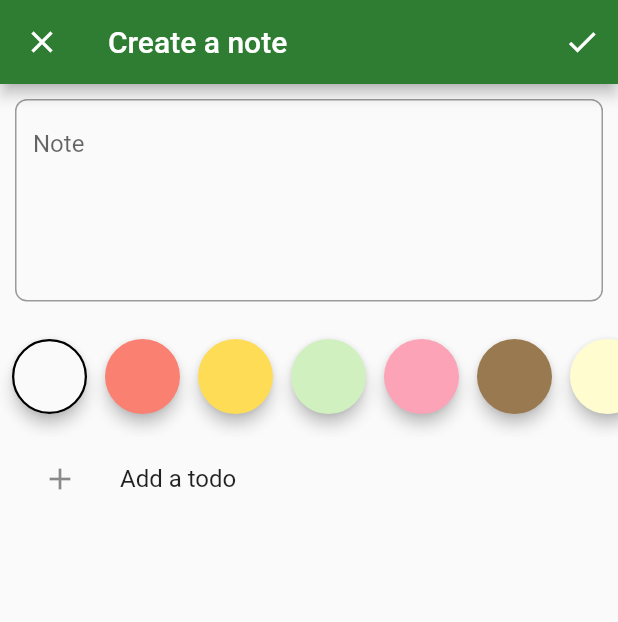
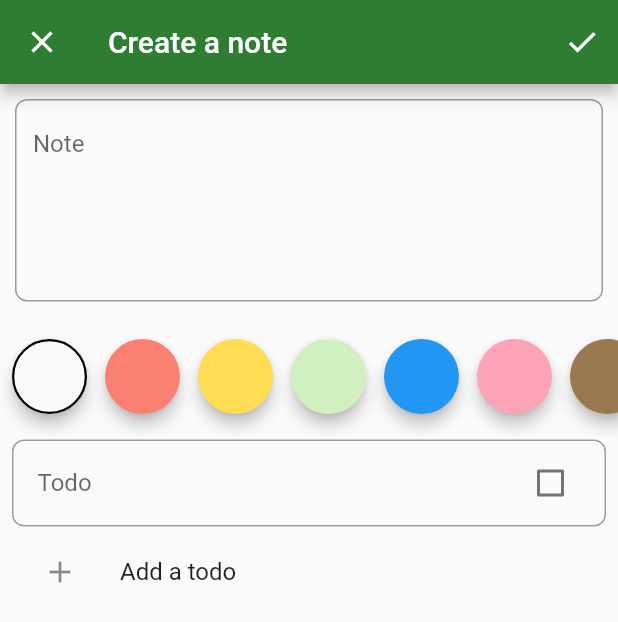
Before and after one commit to dupr0n/todo_firebase_ddd, a Flutter app: the NoteFormPage screen opened by its route, after a tap on "Add a todo", on a phone screen of 412 x 824 dp. Shown: the top 622 px of the screen. Run offline on Flutter 3.47's test engine with Material 2 defaults, Android fonts, the phone set to English and light mode, and no system bars; drawn by our look-alikes of flutter_slidable; our stand-ins replace auto_route, bloc, cloud_firestore, dartz, firebase_auth, firebase_core and 9 more; accounts and stored records are empty; generated files the repository leaves out were written again.

Commit message:
Added list tile for todos and made it slidable for deletion

```diff
--- /dev/null
+++ b/build.yaml
@@ -0,0 +1,6 @@
+targets:
+  $default:
+    builders:
+      json_serializable:
+        options:
+          explicit_to_json: true
--- a/lib/domain/notes/value_objects.dart
+++ b/lib/domain/notes/value_objects.dart
@@ -53,8 +53,10 @@ class NoteColor extends ValueObject<Color> {
     Color(0xfffa8072), // salmon
     Color(0xfffedc56), // mustard
     Color(0xffd0f0c0), // tea
+    Color(0xff2196f3), // sea
     Color(0xfffca3b7), // flamingo
     Color(0xff997950), // tortilla
+    Color(0xff9c27b0), // jello
     Color(0xfffffdd0), // cream
   ];
 
--- a/lib/presentation/core/app_widget.dart
+++ b/lib/presentation/core/app_widget.dart
@@ -4,7 +4,7 @@ import 'package:flutter_bloc/flutter_bloc.dart';
 
 import '../../application/auth/auth_bloc.dart';
 import '../../injection.dart';
-import '../routes/router.gr.dart';
+import '../routes/router.gr.dart' as rte;
 
 class AppWidget extends StatelessWidget {
   @override
@@ -18,9 +18,7 @@ class AppWidget extends StatelessWidget {
       child: MaterialApp(
         title: 'Notes',
         debugShowCheckedModeBanner: false,
-        builder: ExtendedNavigator(
-          router: Router(),
-        ),
+        builder: ExtendedNavigator.builder(router: rte.Router()),
         theme: ThemeData.light().copyWith(
           primaryColor: Colors.green[800],
           accentColor: Colors.blueAccent,
--- a/lib/presentation/notes/note_form/note_form_page.dart
+++ b/lib/presentation/notes/note_form/note_form_page.dart
@@ -4,6 +4,7 @@ import 'package:flushbar/flushbar_helper.dart';
 import 'package:flutter/material.dart';
 import 'package:flutter_bloc/flutter_bloc.dart';
 import 'package:provider/provider.dart';
+import 'package:todo_firebase_ddd/presentation/notes/note_form/widgets/todo_list_widget.dart';
 
 import '../../../application/notes/note_form/note_form_bloc.dart';
 import '../../../domain/notes/note.dart';
@@ -127,12 +128,13 @@ class NoteFormPageScaffold extends StatelessWidget {
           return ChangeNotifierProvider(
             create: (_) => FormTodos(),
             child: Form(
-              autovalidate: state.showErrorMessages,
+              autovalidateMode: AutovalidateMode.onUserInteraction,
               child: SingleChildScrollView(
                 child: Column(
                   children: const [
                     BodyField(),
                     ColorField(),
+                    TodoList(),
                     AddTodoTile(),
                   ],
                 ),
--- a/lib/presentation/notes/note_form/widgets/color_field_widget.dart
+++ b/lib/presentation/notes/note_form/widgets/color_field_widget.dart
@@ -31,7 +31,7 @@ class ColorField extends StatelessWidget {
                     (_) => const BorderSide(width: 10),
                     (color) => color == itemColor ? const BorderSide(width: 1.5) : BorderSide.none,
                   )),
-                  child: Container(
+                  child: const SizedBox(
                     width: 50,
                     height: 50,
                   ),
--- /dev/null
+++ b/lib/presentation/notes/note_form/widgets/todo_list_widget.dart
@@ -0,0 +1,119 @@
+import 'package:flushbar/flushbar_helper.dart';
+import 'package:flutter/material.dart';
+import 'package:flutter_bloc/flutter_bloc.dart';
+import 'package:flutter_hooks/flutter_hooks.dart';
+import 'package:flutter_slidable/flutter_slidable.dart';
+import 'package:kt_dart/kt.dart';
+import 'package:provider/provider.dart';
+
+import '../../../../application/notes/note_form/note_form_bloc.dart';
+import '../../../../domain/notes/value_objects.dart';
+import '../misc/build_context_ext.dart';
+import '../misc/todo_item_presentation_classes.dart';
+
+class TodoList extends StatelessWidget {
+  const TodoList({Key key}) : super(key: key);
+  @override
+  Widget build(BuildContext context) {
+    return BlocListener<NoteFormBloc, NoteFormState>(
+      listenWhen: (p, c) => p.note.todos.isFull != c.note.todos.isFull,
+      listener: (context, state) {
+        if (state.note.todos.isFull) {
+          FlushbarHelper.createAction(
+            message: 'Want longer lists? Buy our premium! 🐱‍🏍',
+            button: FlatButton(
+              onPressed: () {},
+              child: const Text(
+                'BUY NOW!',
+                style: TextStyle(color: Colors.yellow),
+              ),
+            ),
+            duration: const Duration(seconds: 5),
+          ).show(context);
+        }
+      },
+      child: Consumer<FormTodos>(
+        builder: (context, formTodos, _) {
+          return ListView.builder(
+            shrinkWrap: true,
+            itemCount: formTodos.value.size,
+            itemBuilder: (context, index) => TodoTile(
+              index: index,
+              key: ValueKey(context.formTodos[index].id),
+            ),
+          );
+        },
+      ),
+    );
+  }
+}
+
+class TodoTile extends HookWidget {
+  const TodoTile({@required this.index, Key key}) : super(key: key);
+  final int index;
+
+  @override
+  Widget build(BuildContext context) {
+    final todo = context.formTodos.getOrElse(index, (_) => TodoItemPrimitive.empty());
+    final textEditingController = useTextEditingController(text: todo.name);
+    return Slidable(
+      actionPane: const SlidableDrawerActionPane(),
+      actionExtentRatio: 0.15,
+      secondaryActions: [
+        IconSlideAction(
+          caption: 'Delete',
+          icon: Icons.delete,
+          color: Colors.red,
+          onTap: () {
+            context.formTodos = context.formTodos.minusElement(todo);
+            context.bloc<NoteFormBloc>().add(NoteFormEvent.todosChanged(context.formTodos));
+          },
+        )
+      ],
+      child: Container(
+        decoration: BoxDecoration(
+          border: Border.all(color: Colors.grey),
+          borderRadius: BorderRadius.circular(8),
+        ),
+        margin: const EdgeInsets.symmetric(horizontal: 8, vertical: 2),
+        child: CheckboxListTile(
+          value: todo.done,
+          title: TextFormField(
+            controller: textEditingController,
+            decoration: const InputDecoration(
+              hintText: 'Todo',
+              counterText: '',
+              border: InputBorder.none,
+            ),
+            maxLength: TodoName.maxLength,
+            onChanged: (value) {
+              context.formTodos = context.formTodos.map(
+                (listTodo) => listTodo == todo ? todo.copyWith(name: value) : listTodo,
+              );
+              context.bloc<NoteFormBloc>().add(NoteFormEvent.todosChanged(context.formTodos));
+            },
+            validator: (_) {
+              return context.bloc<NoteFormBloc>().state.note.todos.value.fold(
+                    (_) => null,
+                    (todoList) => todoList[index].name.value.fold(
+                          (f) => f.maybeMap(
+                              empty: (_) => 'Cannot be empty',
+                              exceedingLength: (_) => 'Too long',
+                              multiline: (_) => 'Has to be single line',
+                              orElse: () => 'Ya goofed big time'),
+                          (_) => null,
+                        ),
+                  );
+            },
+          ),
+          onChanged: (value) {
+            context.formTodos = context.formTodos.map(
+              (listTodo) => listTodo == todo ? todo.copyWith(done: value) : listTodo,
+            );
+            context.bloc<NoteFormBloc>().add(NoteFormEvent.todosChanged(context.formTodos));
+          },
+        ),
+      ),
+    );
+  }
+}
--- a/lib/presentation/sign_in/widgets/sign_in_form.dart
+++ b/lib/presentation/sign_in/widgets/sign_in_form.dart
@@ -14,7 +14,7 @@ class SignInForm extends StatelessWidget {
       builder: (context, state) {
         final signInbloc = context.bloc<SignInFormBloc>();
         return Form(
-          autovalidate: state.showErrorMessages,
+          autovalidateMode: AutovalidateMode.onUserInteraction,
           child: ListView(
             padding: const EdgeInsets.all(8),
             children: <Widget>[
```
Also changed, not shown: pubspec.yaml (+22 -21 lines), lib/application/auth/auth_bloc.freezed.dart, lib/application/auth/sign_in_form/sign_in_form_bloc.freezed.dart, lib/application/notes/note_actor/note_actor_bloc.freezed.dart, lib/application/notes/note_form/note_form_bloc.freezed.dart, lib/application/notes/note_watcher/note_watcher_bloc.freezed.dart, lib/domain/auth/auth_failure.freezed.dart, lib/domain/auth/user.freezed.dart, lib/domain/core/failures.freezed.dart, lib/domain/notes/note.freezed.dart, lib/domain/notes/note_failure.freezed.dart, lib/domain/notes/todo_item.freezed.dart, lib/infrastructure/notes/note_dtos.freezed.dart, lib/infrastructure/notes/note_dtos.g.dart, 2 more files.
